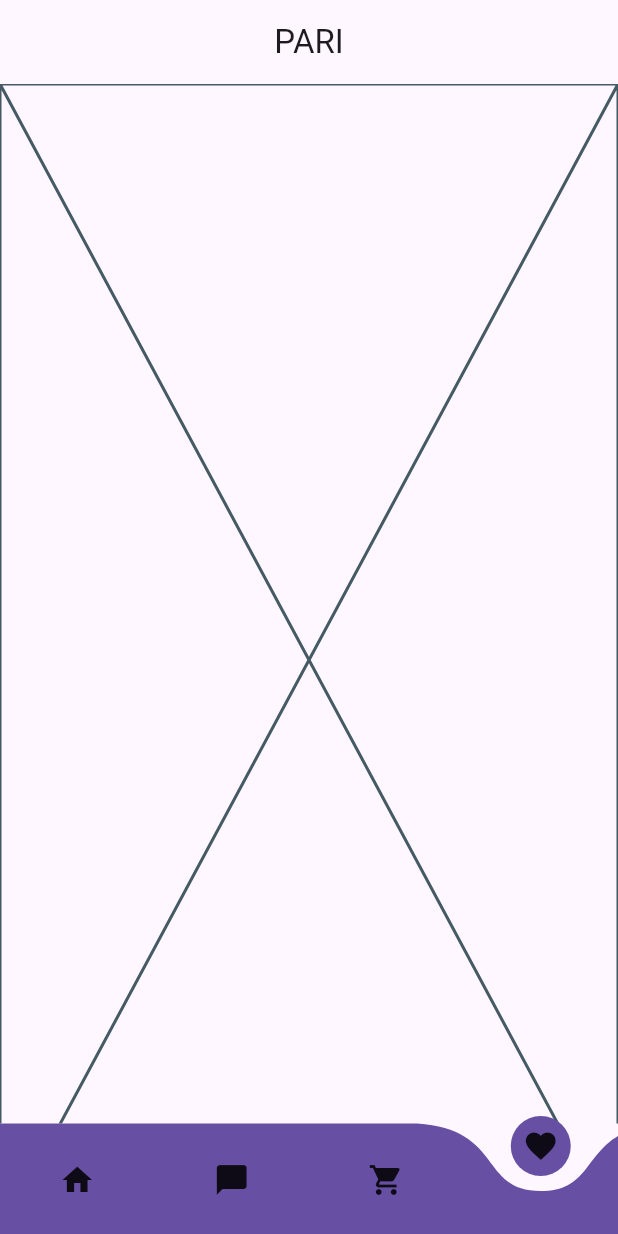
After one commit to ACMHacettepeDevelopers/Pari-gsc, a Flutter app: the screen it shows after launch, item 4 of the bottom bar chosen, on a phone screen of 412 x 824 dp. The commit adds this screen. Run offline on Flutter 3.47's test engine with Material 3 defaults, Android fonts, the phone set to English and light mode, and no system bars; drawn by our look-alikes of curved_navigation_bar; our stand-ins replace carousel_slider, cloud_firestore, firebase_auth, firebase_core, flutter_riverpod, flutter_screenutil and 1 more; accounts and stored records are empty.

Commit message:
favorites added

```diff
--- a/lib/main.dart
+++ b/lib/main.dart
@@ -30,7 +30,7 @@ class MyApp extends StatelessWidget {
       ),
       home: Scaffold(
         appBar: AppBar(
-          title: Text('Home Page'),
+          title: Center(child: Text('PARI')),
         ),
         body: Center(
           child: BaseView(),
--- a/lib/views/base_view.dart
+++ b/lib/views/base_view.dart
@@ -3,7 +3,7 @@ import 'package:curved_navigation_bar/curved_navigation_bar.dart'; // Import the
 import 'package:pari_gsc/views/chat_view.dart';
 import 'package:pari_gsc/views/home.dart';
 import 'package:pari_gsc/views/cart_view.dart';
-import 'package:pari_gsc/views/notifications_view.dart';
+import 'package:pari_gsc/views/favorites_view.dart';
 
 class BaseView extends StatefulWidget {
   BaseView({Key? key}) : super(key: key);
@@ -19,7 +19,7 @@ class _BaseViewState extends State<BaseView> {
     HomeView(),
     ChatView(),
     CartView(),
-    NotificationsView(),
+    FavoritesView(),
   ];
 
   void _onItemTapped(int index) {
@@ -48,7 +48,7 @@ class _BaseViewState extends State<BaseView> {
           Icon(Icons.home),
           Icon(Icons.chat_bubble),
           Icon(Icons.shopping_cart),
-          Icon(Icons.notifications),
+          Icon(Icons.favorite),
         ],
       ),
     );
--- /dev/null
+++ b/lib/views/favorites_view.dart
@@ -0,0 +1,15 @@
+import 'package:flutter/material.dart';
+
+class FavoritesView extends StatefulWidget {
+  const FavoritesView({super.key});
+
+  @override
+  State<FavoritesView> createState() => _FavoritesViewState();
+}
+
+class _FavoritesViewState extends State<FavoritesView> {
+  @override
+  Widget build(BuildContext context) {
+    return const Placeholder();
+  }
+}
```
Also changed, not shown: lib/views/notifications_view.dart (deleted, +0 -15 lines).
